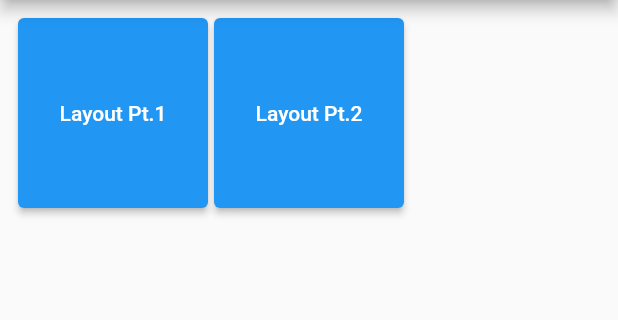
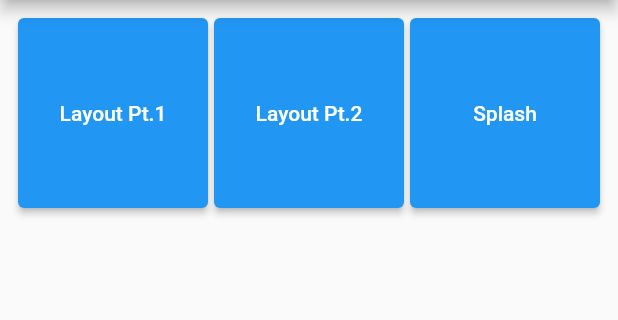
Before and after one commit to GLinBoy/romanjustcodes_workshops, a Flutter app: the screen it shows after launch, on a phone screen of 412 x 824 dp, the part 84-404 px from its top. Run offline on Flutter 3.47's test engine with Material 2 defaults, Android fonts, the light colour scheme and no system bars.

Commit message:
👌 IMPROVE: Added Splash of part 3 to home

```diff
--- a/lib/pages/home.dart
+++ b/lib/pages/home.dart
@@ -1,10 +1,12 @@
 import 'package:flutter/material.dart';
 import 'layout_part1/splash/splash.dart' as sp_pt1;
 import 'layout_part2/splash/splash.dart' as sp_pt2;
+import 'layout_part3/splash/splash.dart' as sp_pt3;
 
 final List<PageItem> pageItems = [
   PageItem(label: 'Layout Pt.1', page: const sp_pt1.SplashPage()),
   PageItem(label: 'Layout Pt.2', page: sp_pt2.SplashPage()),
+  PageItem(label: 'Splash', page: sp_pt3.SplashPage()),
 ];
 
 class HomeScreen extends StatelessWidget {
```
